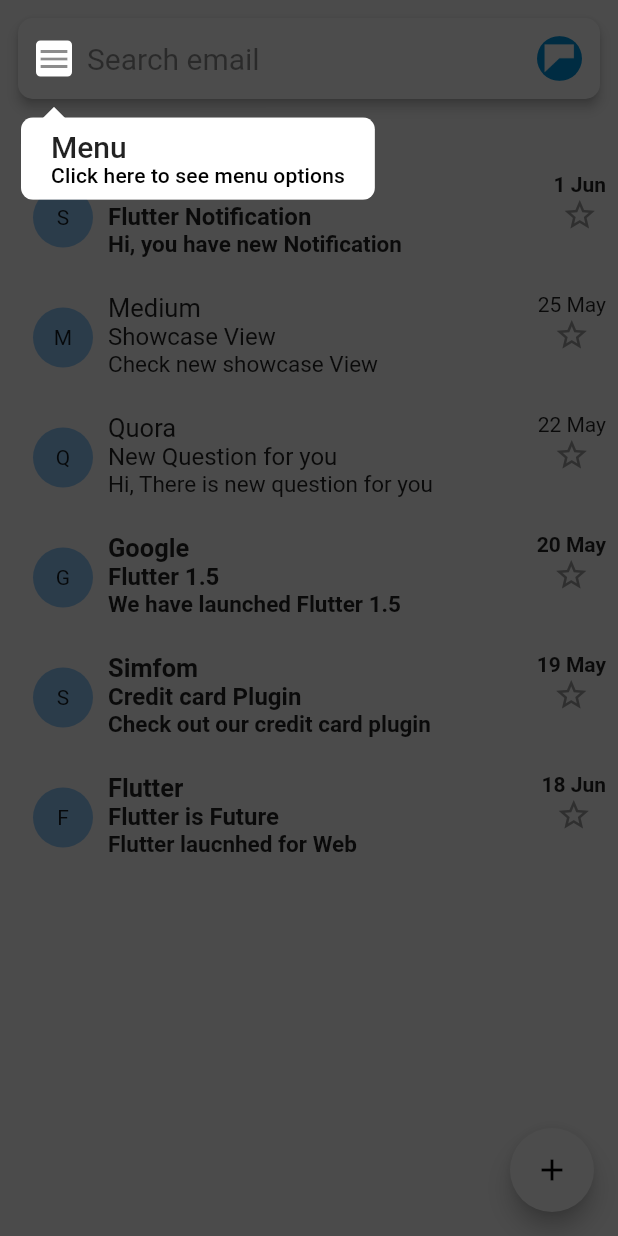
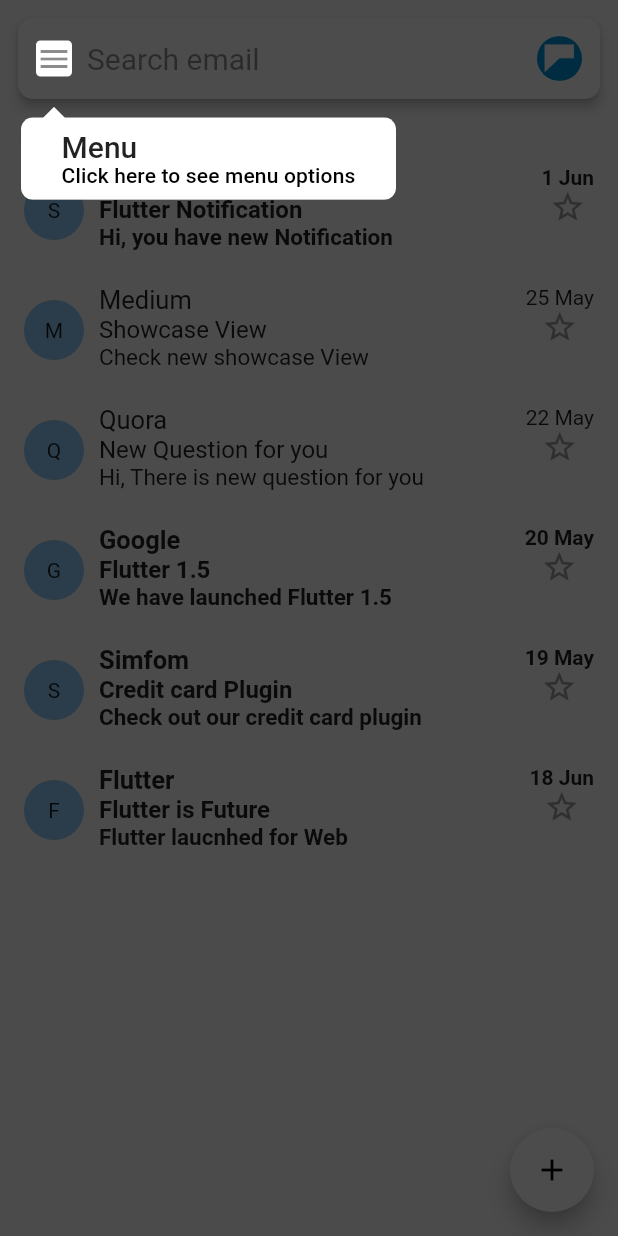
Before and after one commit to SimformSolutionsPvtLtd/flutter_showcaseview, a Flutter app: the screen it shows after launch, on a phone screen of 412 x 824 dp. Run offline on Flutter 3.47's test engine with Material 2 defaults, Android fonts, the phone set to English and light mode, and no system bars; statements that could not run were skipped.

Commit message:
UI Update and Minor Bug Fixing.

```diff
--- a/example/lib/main.dart
+++ b/example/lib/main.dart
@@ -35,14 +35,14 @@ class _MailPageState extends State<MailPage> {
     return Scaffold(
       body: Container(
         child: SafeArea(
-          child: Container(
-            padding: EdgeInsets.all(8.0),
           child: ListView(
             children: <Widget>[
               Column(
                 crossAxisAlignment: CrossAxisAlignment.start,
                 children: <Widget>[
-                    Card(
+                  Container(
+                    padding: EdgeInsets.only(top: 8.0,left: 8.0,right: 8.0),
+                    child: Card(
                       shape: RoundedRectangleBorder(
                           borderRadius: BorderRadius.circular(10.0)),
                       elevation: 3.0,
@@ -95,11 +95,12 @@ class _MailPageState extends State<MailPage> {
                         ),
                       ),
                     ),
+                  ),
                   SizedBox(
                     height: 7.0,
                   ),
                   Container(
-                      padding: EdgeInsets.all(5.0),
+                    padding: EdgeInsets.only(left: 13,top : 5),
                     child: Text(
                       'PRIMARY',
                       style: TextStyle(
@@ -111,13 +112,13 @@ class _MailPageState extends State<MailPage> {
                 ],
               ),
               Container(
-                  padding: EdgeInsets.only(left: 4.0),
-                  child: Container(
                 padding: EdgeInsets.symmetric(vertical: 10.0),
                 child: TargetWidget(
                     key: _three,
                     title: 'Mail',
                     description: 'Click here to check mail',
+                    child: Container(
+                      padding: EdgeInsets.only(left : 6,right: 16),
                       child: Row(
                         crossAxisAlignment: CrossAxisAlignment.start,
                         children: <Widget>[
@@ -210,6 +211,7 @@ class _MailPageState extends State<MailPage> {
                             ],
                           )
                         ],
+                      ),
                     )
                     // MailTile(
                     //   Mail(
@@ -221,10 +223,7 @@ class _MailPageState extends State<MailPage> {
                     // ),
                     ),
               ),
-                ),
               Container(
-                  padding: EdgeInsets.only(left: 4.0),
-                  child: Container(
                 padding: EdgeInsets.symmetric(vertical: 10.0),
                 child: MailTile(
                   Mail(
@@ -235,10 +234,7 @@ class _MailPageState extends State<MailPage> {
                       isUnread: false),
                 ),
               ),
-                ),
               Container(
-                  padding: EdgeInsets.only(left: 4.0),
-                  child: Container(
                 padding: EdgeInsets.symmetric(vertical: 10.0),
                 child: MailTile(
                   Mail(
@@ -249,10 +245,7 @@ class _MailPageState extends State<MailPage> {
                       isUnread: false),
                 ),
               ),
-                ),
               Container(
-                  padding: EdgeInsets.only(left: 4.0),
-                  child: Container(
                 padding: EdgeInsets.symmetric(vertical: 10.0),
                 child: MailTile(
                   Mail(
@@ -263,10 +256,7 @@ class _MailPageState extends State<MailPage> {
                       isUnread: true),
                 ),
               ),
-                ),
               Container(
-                  padding: EdgeInsets.only(left: 4.0),
-                  child: Container(
                 padding: EdgeInsets.symmetric(vertical: 10.0),
                 child: MailTile(
                   Mail(
@@ -277,10 +267,7 @@ class _MailPageState extends State<MailPage> {
                       isUnread: true),
                 ),
               ),
-                ),
               Container(
-                  padding: EdgeInsets.only(left: 4.0),
-                  child: Container(
                 padding: EdgeInsets.symmetric(vertical: 10.0),
                 child: MailTile(
                   Mail(
@@ -291,9 +278,7 @@ class _MailPageState extends State<MailPage> {
                       isUnread: true),
                 ),
               ),
-                ),
             ],
-            ),
           ),
         ),
       ),
@@ -333,7 +318,9 @@ class MailTile extends StatelessWidget {
 
   @override
   Widget build(BuildContext context) {
-    return Row(
+    return Container(
+      padding: EdgeInsets.only(left : 6.0,right: 16.0),
+      child: Row(
         crossAxisAlignment: CrossAxisAlignment.start,
         children: <Widget>[
           Expanded(
@@ -394,6 +381,7 @@ class MailTile extends StatelessWidget {
             ],
           )
         ],
+      ),
     );
   }
 }
--- a/lib/tooltip_widget.dart
+++ b/lib/tooltip_widget.dart
@@ -51,9 +51,13 @@ class Content extends StatelessWidget {
   }
 
   double _getTooltipWidth() {
-    double width = 40;
-    width += (description.length * 6);
-    return width;
+    double titleLength = (title.length * 10.0);
+    double descriptionLength = (description.length * 7.0);
+    if (titleLength > descriptionLength) {
+      return titleLength + 40;
+    } else {
+      return descriptionLength + 40;
+    }
   }
 
   bool _isLeft() {
@@ -72,6 +76,9 @@ class Content extends StatelessWidget {
       if (leftPadding + _getTooltipWidth() > screenSize.width) {
         leftPadding = (screenSize.width - 20) - _getTooltipWidth();
       }
+      if (leftPadding < 20) {
+        leftPadding = 14;
+      }
       return leftPadding;
     } else if (!(_isRight())) {
       return position.getCenter() - (_getTooltipWidth() * 0.5);
@@ -84,7 +91,7 @@ class Content extends StatelessWidget {
     if (_isRight()) {
       double rightPadding = position.getCenter() + (_getTooltipWidth() / 2);
       if (rightPadding + _getTooltipWidth() > screenSize.width) {
-        rightPadding = 20;
+        rightPadding = 14;
       }
       return rightPadding;
     } else if (!(_isLeft())) {
@@ -145,27 +152,30 @@ class Content extends StatelessWidget {
                     child: ClipRRect(
                       borderRadius: BorderRadius.circular(8.0),
                       child: Container(
-                        padding: EdgeInsets.only(left: 20, right: 20),
+                        width: _getTooltipWidth(),
+                        padding: EdgeInsets.only(
+                            left: 20, right: 20, top: 8, bottom: 8),
                         color: tooltipColor,
+                        child: Column(
+                          crossAxisAlignment: CrossAxisAlignment.center,
+                          children: <Widget>[
+                            Container(
                               child: Column(
                                 crossAxisAlignment: CrossAxisAlignment.start,
                                 children: <Widget>[
-                            Padding(
-                              padding: const EdgeInsets.only(bottom: 0, top: 8),
-                              child: Text(
+                                  Text(
                                     title,
                                     style: titleTextStyle ??
                                         Theme.of(context).textTheme.title,
                                   ),
-                            ),
-                            Padding(
-                              padding: const EdgeInsets.only(bottom: 8),
-                              child: Text(
+                                  Text(
                                     description,
                                     style: descTextStyle ??
                                         Theme.of(context).textTheme.subtitle,
                                   ),
+                                ],
                               ),
+                            )
                           ],
                         ),
                       ),
```
Lines whose indentation alone changed are shown as unchanged.
